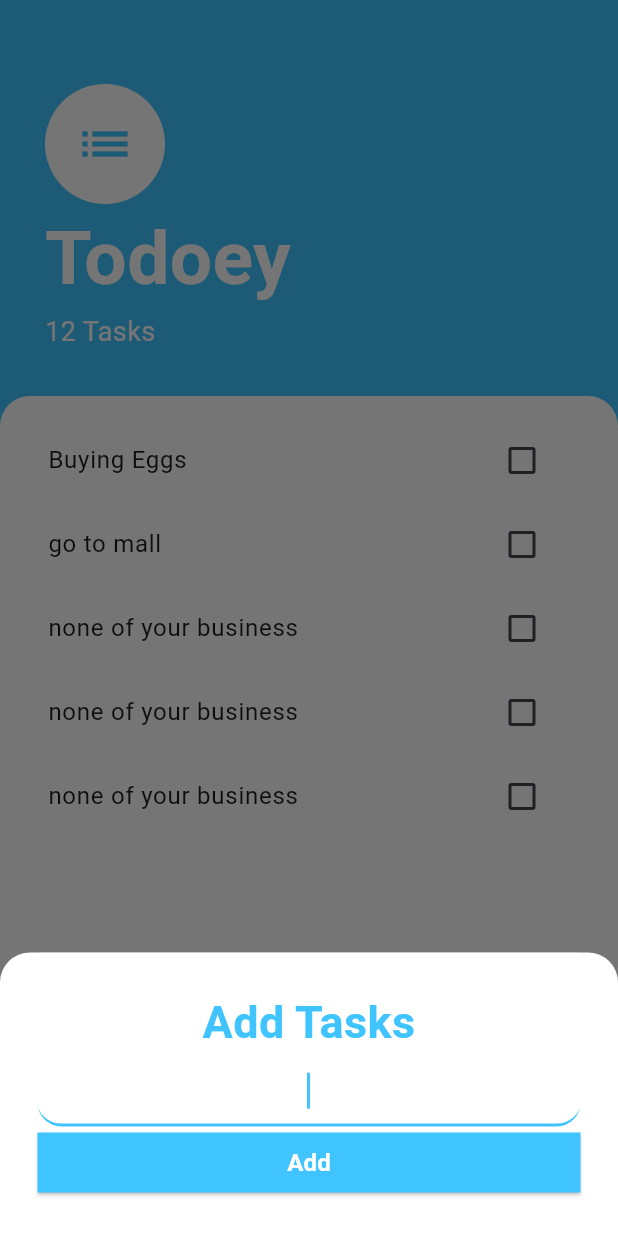
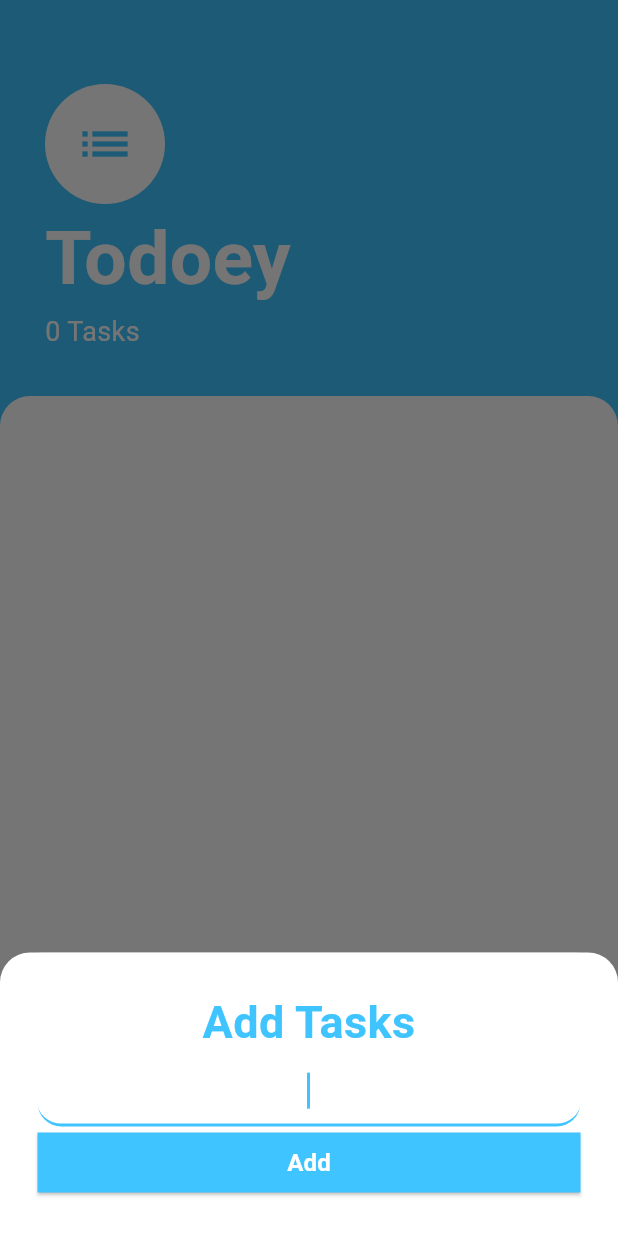
Before and after one commit to Mohalimmed/Todoey, a Flutter app: the screen it shows after launch, after a tap on the "add" icon, on a phone screen of 412 x 824 dp. Run offline on Flutter 3.47's test engine with Material 3 defaults, Android fonts, the phone set to English and light mode, and no system bars.

Commit message:
lifting up the list for more managing the states and make the adding work

```diff
--- a/lib/screens/add_tasks_modal.dart
+++ b/lib/screens/add_tasks_modal.dart
@@ -1,10 +1,14 @@
 import 'package:flutter/material.dart';
 
 class AddTasksModal extends StatelessWidget {
-  const AddTasksModal({super.key});
+  const AddTasksModal({super.key, required this.adding});
+final Function(String) adding;
+
 
   @override
   Widget build(BuildContext context) {
+
+    TextEditingController textController = TextEditingController();
     return Container(
       color: Color(0xff757575),
       child: Container(
@@ -50,9 +54,12 @@ class AddTasksModal extends StatelessWidget {
                 fillColor: Colors.white, // Change this to your desired background color
                 filled: true, // Set to true to enable background color
               ),
+              controller: textController,
             ),
             ElevatedButton(
-              onPressed: () {},
+              onPressed: (){
+                      adding(textController.text);
+              },
               style: ElevatedButton.styleFrom(
                 foregroundColor: Colors.white,
                 backgroundColor: Colors.lightBlueAccent,
--- a/lib/screens/taskes_screen.dart
+++ b/lib/screens/taskes_screen.dart
@@ -1,10 +1,17 @@
 import 'package:flutter/material.dart';
+import 'package:todoey/models/task-models.dart';
 import 'package:todoey/screens/add_tasks_modal.dart';
 import 'package:todoey/widgets/task_list.dart';
 
-class TasksScreen extends StatelessWidget {
+class TasksScreen extends StatefulWidget {
   const TasksScreen({super.key});
 
+  @override
+  State<TasksScreen> createState() => _TasksScreenState();
+}
+
+class _TasksScreenState extends State<TasksScreen> {
+  List<TaskModels> tasks = [];
   @override
   Widget build(BuildContext context) {
     return Scaffold(
@@ -37,7 +44,7 @@ class TasksScreen extends StatelessWidget {
                       fontWeight: FontWeight.w700),
                 ),
                 Text(
-                  '12 Tasks',
+                  '${tasks.length} Tasks',
                   style: TextStyle(color: Colors.white, fontSize: 18),
                 )
               ],
@@ -51,7 +58,9 @@ class TasksScreen extends StatelessWidget {
                   borderRadius: BorderRadius.only(
                       topLeft: Radius.circular(20),
                       topRight: Radius.circular(20))),
-              child: TasksItems(),
+              child: TasksItems(
+                tasks: tasks,
+              ),
             ),
           )
         ],
@@ -64,7 +73,14 @@ class TasksScreen extends StatelessWidget {
               child: Container(
                 padding: EdgeInsets.only(
                     bottom: MediaQuery.of(context).viewInsets.bottom),
-                child: AddTasksModal(),
+                child: AddTasksModal(
+                  adding: (newText) {
+                   setState(() {
+                     tasks.add(TaskModels(name: newText));
+                   });
+                   Navigator.pop(context);
+                  },
+                ),
               ),
             ),
             isScrollControlled: true,
--- a/lib/widgets/task_list.dart
+++ b/lib/widgets/task_list.dart
@@ -5,31 +5,28 @@ import 'package:todoey/widgets/task_tile.dart';
 class TasksItems extends StatefulWidget {
   @override
   State<TasksItems> createState() => _TasksItemsState();
+
+  final List<TaskModels> tasks;
+
+  const TasksItems({super.key, required this.tasks});
 }
 
 class _TasksItemsState extends State<TasksItems> {
-  List<TaskModels> tasks = [
-    TaskModels(name: 'Buying Eggs'),
-    TaskModels(name: 'go to mall'),
-    TaskModels(name: 'none of your business'),
-    TaskModels(name: 'none of your business'),
-    TaskModels(name: 'none of your business'),
-  ];
 
   @override
   Widget build(BuildContext context) {
     return ListView.builder(
       itemBuilder: (context, index) => TaskTile(
-          name: tasks[index].name ?? '',
-          isChecked: tasks[index].isChecked,
+          name: widget.tasks[index].name ?? '',
+          isChecked: widget.tasks[index].isChecked,
           toggleCallBack: () {
             setState(
               () {
-                tasks[index].toggleFunction();
+                widget.tasks[index].toggleFunction();
               },
             );
           }),
-      itemCount: tasks.length,
+      itemCount: widget.tasks.length,
     );
   }
 }
```
